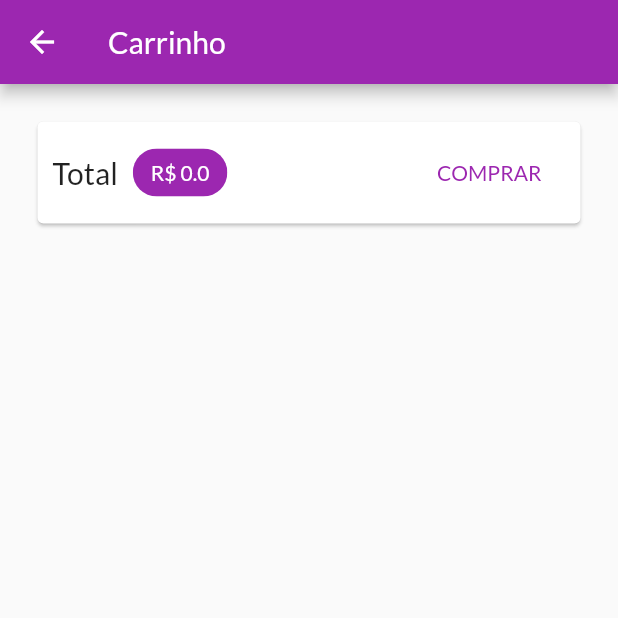
After one commit to JoelSchecheleski/shopone, a Flutter app: the CartScreen screen opened by its route, on a phone screen of 412 x 824 dp, the top half of it. The commit adds this screen. Run offline on Flutter 3.47's test engine with Material 2 defaults, Android fonts, the phone set to English and light mode, and no system bars; network calls fail.

Commit message:
Adicionado component cart

```diff
--- a/lib/main.dart
+++ b/lib/main.dart
@@ -4,6 +4,7 @@ import 'package:provider/provider.dart';
 import 'package:shop/providers/cart-provider.dart';
 import 'package:shop/providers/products-provider.dart';
 import 'package:shop/utils/app-routes.dart';
+import 'package:shop/views/cart-screen.dart';
 import 'package:shop/views/product-detail-screen.dart';
 import 'package:shop/views/produts--overview-screen.dart';
 
@@ -29,7 +30,10 @@ class MyApp extends StatelessWidget {
           fontFamily: 'Lato',
         ),
         home: ProductsOverviewScreen(),
-        routes: {AppRoutes.PRODUCT_DATAIL: (context) => ProductDetailScreen()},
+        routes: {
+          AppRoutes.PRODUCT_DATAIL: (context) => ProductDetailScreen(),
+          AppRoutes.CART: (context) => CartScreen(),
+        },
       ),
     );
   }
--- a/lib/utils/app-routes.dart
+++ b/lib/utils/app-routes.dart
@@ -1,3 +1,4 @@
 class AppRoutes {
   static const PRODUCT_DATAIL = '/product-detail';
+  static const CART = '/cart';
 }
--- /dev/null
+++ b/lib/views/cart-screen.dart
@@ -0,0 +1,64 @@
+import 'package:flutter/cupertino.dart';
+import 'package:flutter/material.dart';
+import 'package:provider/provider.dart';
+import 'package:shop/providers/cart-provider.dart';
+import 'package:shop/widgets/cart_iten_widget.dart';
+import 'package:shop/widgets/produc_grid.dart';
+
+class CartScreen extends StatelessWidget {
+  @override
+  Widget build(BuildContext context) {
+    final Cart cart = Provider.of(context);
+    final cartItems = cart.items.values.toList();
+
+    return Scaffold(
+      appBar: AppBar(
+        title: Text('Carrinho'),
+      ),
+      body: Column(
+        children: [
+          Card(
+            margin: EdgeInsets.all(25),
+            child: Padding(
+              padding: EdgeInsets.all(10),
+              child: Row(
+                mainAxisAlignment: MainAxisAlignment.spaceBetween,
+                children: [
+                  Text(
+                    'Total',
+                    style: TextStyle(fontSize: 20),
+                  ),
+                  SizedBox(width: 10),
+                  Chip(
+                    label: Text(
+                      'R\$ ${cart.totalAmount}',
+                      style: TextStyle(
+                          color:
+                              Theme.of(context).primaryTextTheme.title.color),
+                    ),
+                    backgroundColor: Theme.of(context).primaryColor,
+                  ),
+                  Spacer(),
+                  FlatButton(
+                    onPressed: () {},
+                    child: Text('COMPRAR'),
+                    textColor: Theme.of(context).primaryColor,
+                  ),
+                ],
+              ),
+            ),
+          ),
+          SizedBox(height: 10),
+          Expanded(
+            child: ListView.builder(
+              itemCount: cart.itemsCount,
+              itemBuilder: (ctx, i) => CardItemWidget(
+                cartItem: cartItems[i],
+              ),
+            ),
+          ),
+        ],
+      ),
+    );
+  }
+}
```
Also changed, not shown: lib/views/produts--overview-screen.dart (+11 -5 lines), lib/widgets/cart_iten_widget.dart (added, +54 -0 lines).
